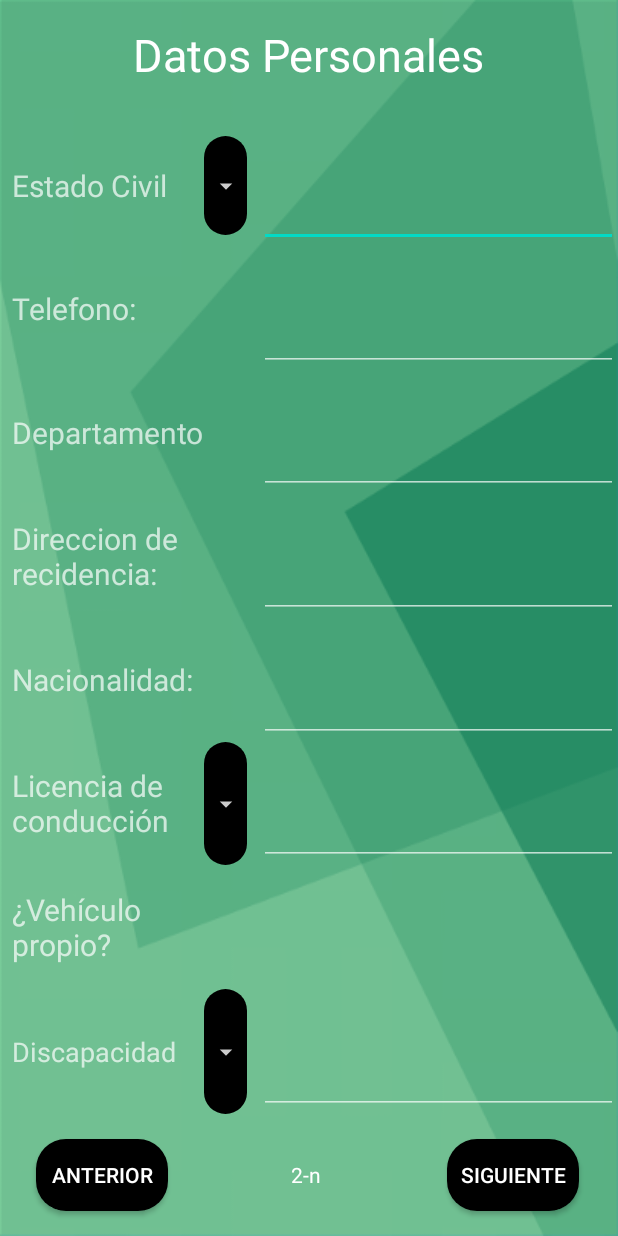
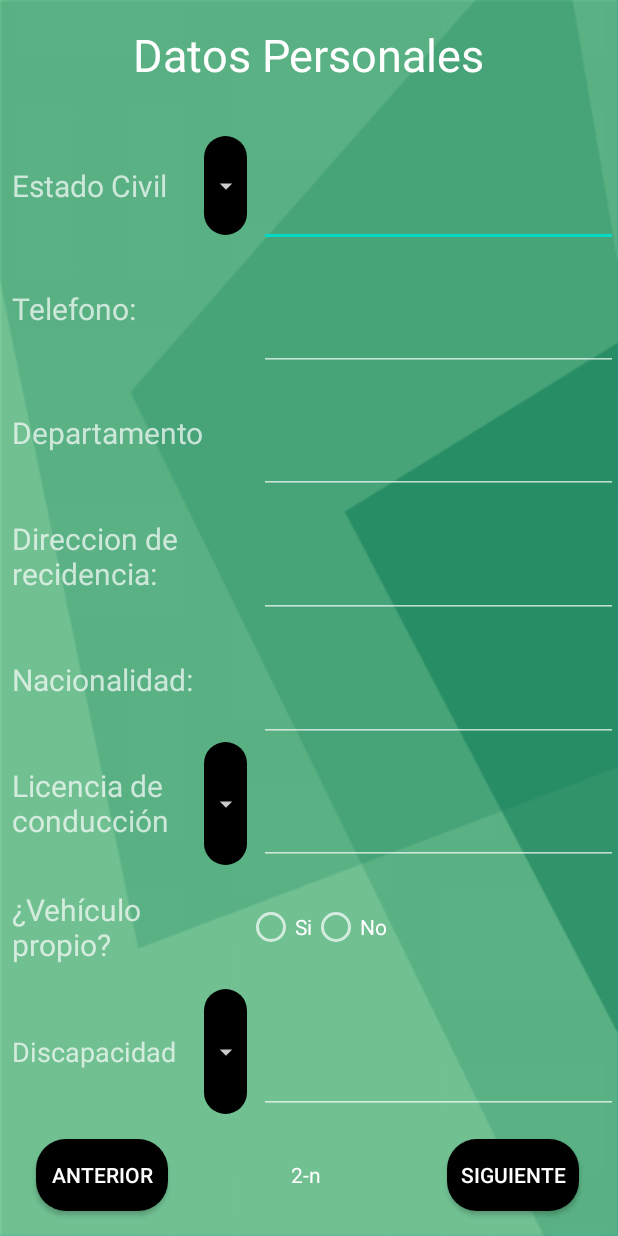
Before and after one commit to topassky/Abogados, an Android app: the registro_datos_personales2 screen opened directly, with no data from a screen before it, on a phone screen of 412 x 824 dp. Run offline under Robolectric (Android 15) with nearby library versions, the phone set to English and light mode, and no system bars.

```diff
--- a/app/src/main/res/layout/activity_registro_datos_personales2.xml
+++ b/app/src/main/res/layout/activity_registro_datos_personales2.xml
@@ -368,7 +368,7 @@
         android:layout_height="0dp"
         android:gravity="center_vertical"
         android:orientation="horizontal"
-        app:layout_constraintBottom_toTopOf="@+id/textView9"
+        app:layout_constraintBottom_toTopOf="@+id/guideline20"
         app:layout_constraintEnd_toEndOf="parent"
         app:layout_constraintStart_toStartOf="@+id/guideline5"
         app:layout_constraintTop_toTopOf="@+id/guideline19">
```
